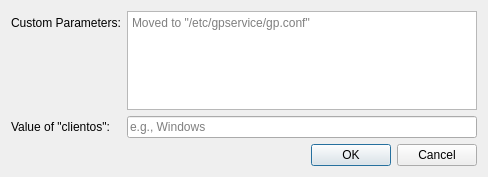
The window that GPClient/settingsdialog.ui (yuezk/GlobalProtect-openconnect) describes before a commit, drawn with Qt 5.
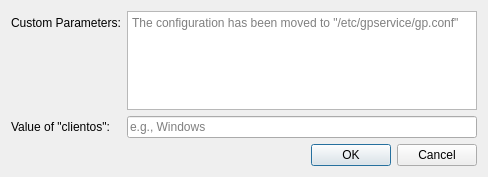
The same window after the commit. Icons and pictures are not drawn.

Commit message: Disable the UI configuration for extra args

The edit to the form file:
```diff
--- a/GPClient/settingsdialog.ui
+++ b/GPClient/settingsdialog.ui
@@ -37,7 +37,7 @@
       <bool>true</bool>
      </property>
      <property name="placeholderText">
-      <string>Moved to &quot;/etc/gpservice/gp.conf&quot;</string>
+      <string>The configuration has been moved to &quot;/etc/gpservice/gp.conf&quot;</string>
      </property>
     </widget>
    </item>
```
